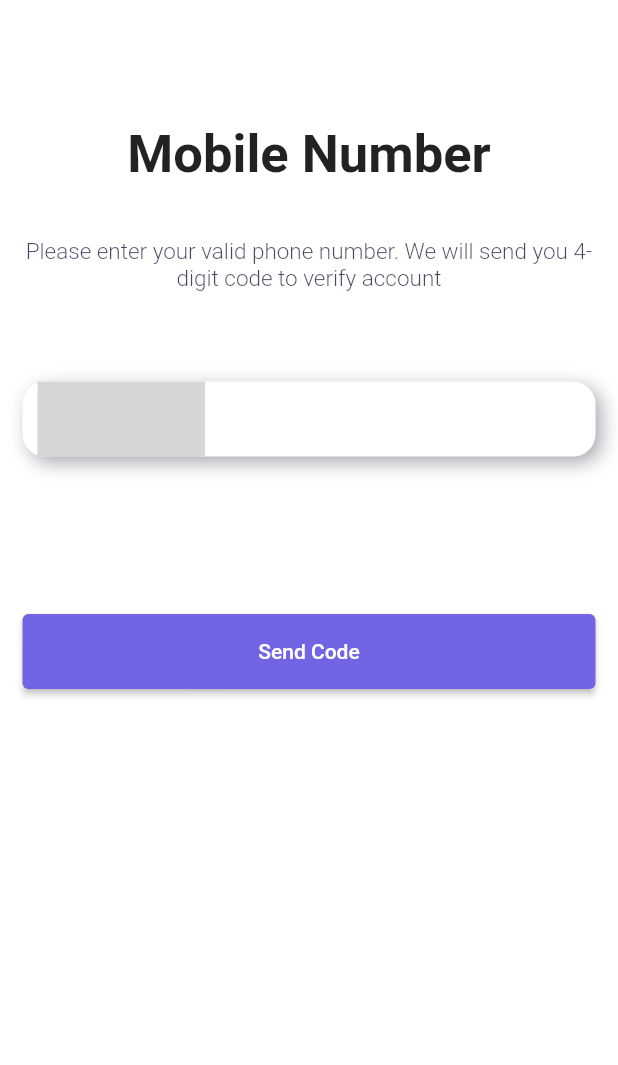
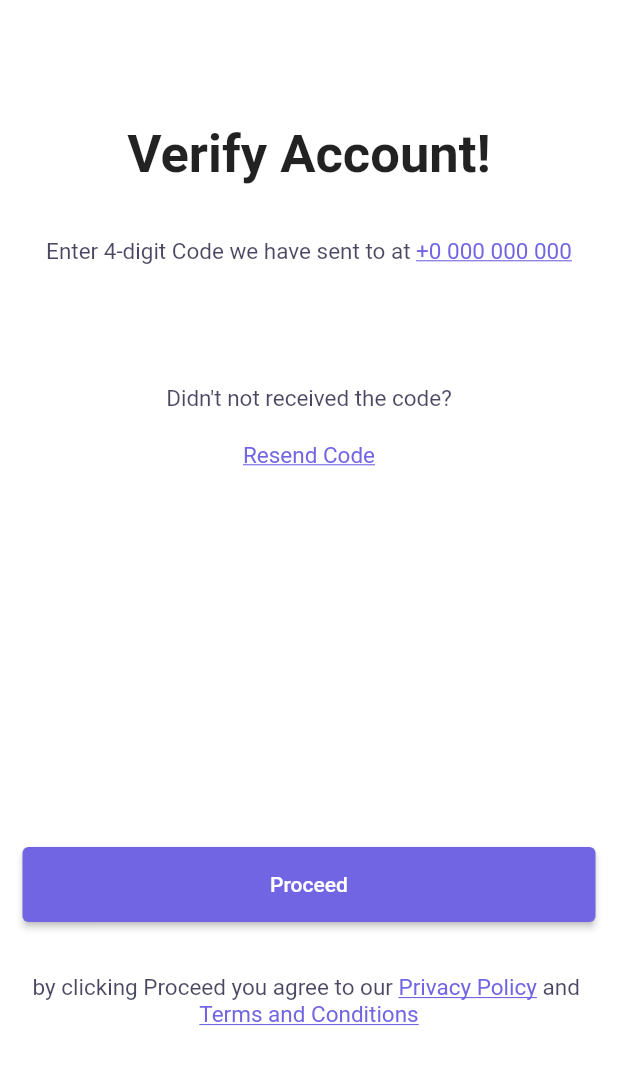
Before and after one commit to Modather-ali/bank_app_ui, a Flutter app: the MobileNumberRegisterScreen screen opened directly, after a tap on "Send Code", on a phone screen of 412 x 824 dp. Shown: the top 1065 px of the screen. Run offline on Flutter 3.47's test engine with Material 2 defaults, Android fonts, the phone set to English and light mode, and no system bars; our stand-ins replace get; missing offline and left inert: country_phone_code_picker; grey boxes are pictures that could not be loaded.

Commit message:
added verify account screen

```diff
--- a/lib/packages.dart
+++ b/lib/packages.dart
@@ -4,6 +4,9 @@ export 'package:get/get.dart';
 
 export 'src/components/auth_text_field.dart';
 export 'src/components/custom_button.dart';
+export 'src/res/colors.dart';
+export 'src/res/style.dart';
 export 'src/views/auth/mobile_number_register.dart';
 export 'src/views/auth/sign_in.dart';
 export 'src/views/auth/sign_up.dart';
+export 'src/views/auth/verify_account.dart';
--- a/lib/src/components/auth_text_field.dart
+++ b/lib/src/components/auth_text_field.dart
@@ -35,6 +35,7 @@ class _AuthTextFieldState extends State<AuthTextField> {
 
   @override
   void initState() {
+    super.initState();
     _focusNode.addListener(() {
       if (_focusNode.hasFocus) {
         setState(() {
--- /dev/null
+++ b/lib/src/res/style.dart
@@ -0,0 +1,36 @@
+import '/packages.dart';
+
+const normalStyle = TextStyle(
+  fontSize: 15,
+  fontWeight: FontWeight.w400,
+  color: Color.fromRGBO(28, 25, 57, 0.8),
+);
+
+const underLineStyle = TextStyle(
+  fontSize: 15,
+  fontWeight: FontWeight.w400,
+  color: Color(0xFF7165e3),
+  overflow: TextOverflow.ellipsis,
+  decoration: TextDecoration.underline,
+);
+
+const titleStyle = TextStyle(
+  fontSize: 35,
+  fontWeight: FontWeight.bold,
+);
+
+const boldStyle = TextStyle(
+  fontSize: 18,
+  fontWeight: FontWeight.w600,
+);
+
+const errorStyle = TextStyle(
+  fontSize: 14,
+  color: Colors.red,
+);
+
+const smallHintStyle = TextStyle(
+  fontSize: 11,
+  fontWeight: FontWeight.w600,
+  color: Colors.grey,
+);
--- a/lib/src/views/auth/mobile_number_register.dart
+++ b/lib/src/views/auth/mobile_number_register.dart
@@ -4,14 +4,13 @@ class MobileNumberRegisterScreen extends StatefulWidget {
   const MobileNumberRegisterScreen({Key? key}) : super(key: key);
 
   @override
+  // ignore: library_private_types_in_public_api
   _MobileNumberRegisterScreenState createState() =>
       _MobileNumberRegisterScreenState();
 }
 
 class _MobileNumberRegisterScreenState
     extends State<MobileNumberRegisterScreen> {
-  final bool _checkboxValue = false;
-  final bool _showPasswrd = false;
   @override
   Widget build(BuildContext context) {
     return Scaffold(
@@ -110,7 +109,9 @@ class _MobileNumberRegisterScreenState
           ),
           CustomButton(
             titleText: "Send Code",
-            onPressed: () {},
+            onPressed: () {
+              Get.offAll(() => const VerifyAccountScreen());
+            },
           ),
         ],
       ),
--- /dev/null
+++ b/lib/src/views/auth/verify_account.dart
@@ -0,0 +1,111 @@
+import '../../../packages.dart';
+
+class VerifyAccountScreen extends StatefulWidget {
+  const VerifyAccountScreen({Key? key}) : super(key: key);
+
+  @override
+  // ignore: library_private_types_in_public_api
+  _VerifyAccountScreenState createState() => _VerifyAccountScreenState();
+}
+
+class _VerifyAccountScreenState extends State<VerifyAccountScreen> {
+  @override
+  Widget build(BuildContext context) {
+    return Scaffold(
+      body: ListView(
+        children: [
+          Center(
+            child: Padding(
+              padding: EdgeInsets.only(
+                top: Get.height / 10,
+              ),
+              child: const Text(
+                "Verify Account!",
+                style: titleStyle,
+              ),
+            ),
+          ),
+          Padding(
+            padding: const EdgeInsets.only(
+              top: 35,
+              bottom: 60,
+              left: 15,
+              right: 15,
+            ),
+            child: Wrap(
+              alignment: WrapAlignment.center,
+              children: const [
+                Text(
+                  'Enter 4-digit Code we have sent to at ',
+                  textAlign: TextAlign.center,
+                  style: normalStyle,
+                ),
+                Text(
+                  '+0 000 000 000 ',
+                  textAlign: TextAlign.center,
+                  style: underLineStyle,
+                ),
+              ],
+            ),
+          ),
+          const Padding(
+            padding: EdgeInsets.symmetric(vertical: 20),
+            child: Text(
+              "Didn't not received the code?",
+              textAlign: TextAlign.center,
+              style: normalStyle,
+            ),
+          ),
+          InkWell(
+            onTap: () {},
+            child: const Text(
+              'Resend Code',
+              textAlign: TextAlign.center,
+              style: underLineStyle,
+            ),
+          ),
+          SizedBox(
+            height: Get.height * 0.3,
+          ),
+          CustomButton(
+            titleText: "Proceed",
+            onPressed: () {},
+          ),
+          Padding(
+            padding: const EdgeInsets.only(
+              top: 35,
+              bottom: 60,
+              left: 15,
+              right: 15,
+            ),
+            child: Wrap(
+              alignment: WrapAlignment.center,
+              children: const [
+                Text(
+                  'by clicking Proceed you agree to our ',
+                  style: normalStyle,
+                ),
+                InkWell(
+                  child: Text(
+                    'Privacy Policy ',
+                    style: underLineStyle,
+                  ),
+                ),
+                Text(
+                  'and ',
+                  style: normalStyle,
+                ),
+                InkWell(
+                  child: Text(
+                    'Terms and Conditions',
+                    style: underLineStyle,
+                  ),
+                ),
+              ],
+            ),
+          ),
+        ],
+      ),
+    );
+  }
+}
```
Also changed, not shown: lib/src/views/auth/sign_in.dart (+5 -5 lines), lib/src/views/auth/sign_up.dart (+5 -4 lines), 12 other files.
